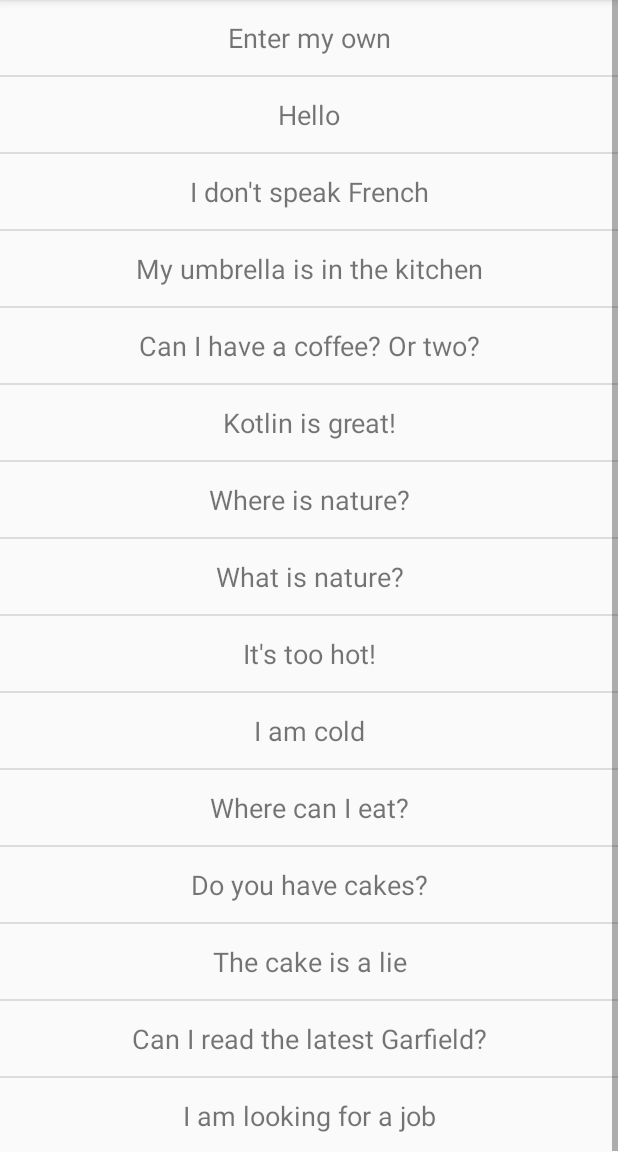
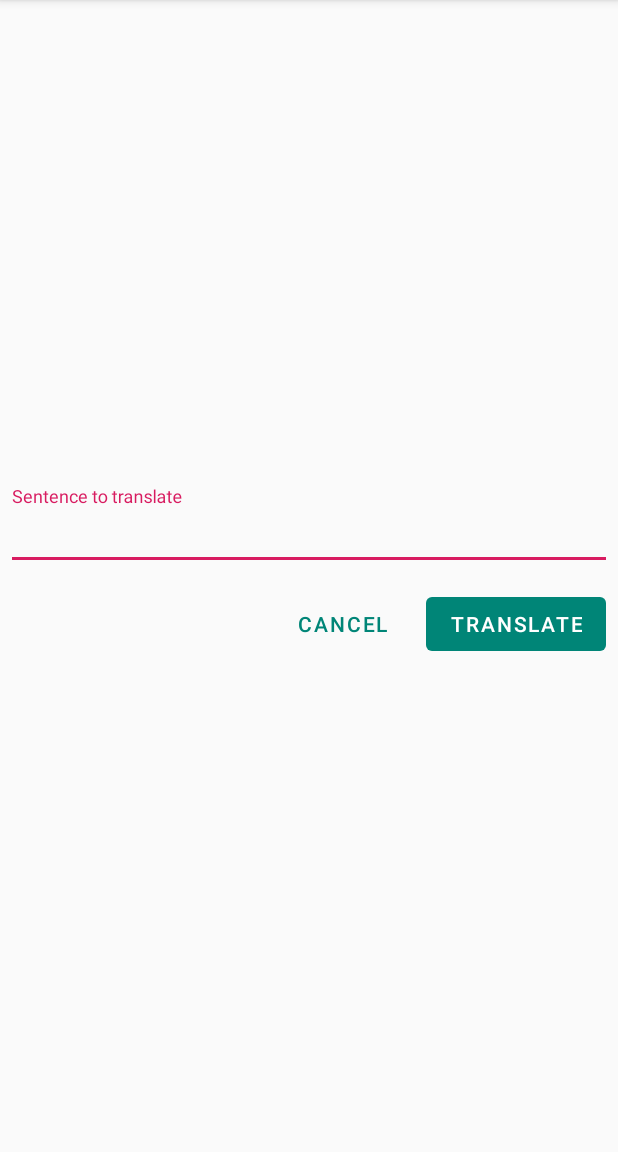
Before and after one commit to mfaust35/translation_dummy_mf, an Android app: the screen it shows after launch (SelectActivity before the commit, InputActivity after it), after a tap on "Enter my own", on a phone screen of 412 x 824 dp, the part 84-1236 px from its top. Run offline under Robolectric (Android 15) with nearby library versions, the phone set to English and light mode, and no system bars.

Commit message:
Add activity Input
---------------------
+ Modify activity Select to start activity Input on item `enterMyOwn`
clicked (+test)
+ Refactor alertTranslation to be accessible from both activities

```diff
--- a/app/build.gradle
+++ b/app/build.gradle
@@ -39,6 +39,7 @@ dependencies {
     androidTestImplementation 'com.android.support.test:rules:1.0.2'
     androidTestImplementation 'androidx.test:runner:1.2.0'
     androidTestImplementation 'androidx.test.espresso:espresso-core:3.2.0'
+    androidTestImplementation 'androidx.test.espresso:espresso-intents:3.2.0'
 }
 
 repositories {
--- a/app/src/main/AndroidManifest.xml
+++ b/app/src/main/AndroidManifest.xml
@@ -14,6 +14,8 @@
                 <category android:name="android.intent.category.LAUNCHER" />
             </intent-filter>
         </activity>
+        <activity android:name=".activities.InputActivity"
+                android:windowSoftInputMode="adjustResize" />
     </application>
 
 </manifest>
--- /dev/null
+++ b/app/src/main/java/com/faust/m/td/activities/InputActivity.kt
@@ -0,0 +1,58 @@
+package com.faust.m.td.activities
+
+import android.content.Context
+import android.os.Bundle
+import android.view.KeyEvent
+import android.view.inputmethod.EditorInfo
+import android.view.inputmethod.InputMethodManager
+import androidx.appcompat.app.AppCompatActivity
+import com.faust.m.td.R
+import com.faust.m.td.alertTranslation
+import kotlinx.android.synthetic.main.activity_input.*
+import mu.KotlinLogging
+
+class InputActivity: AppCompatActivity() {
+
+    private val logger = KotlinLogging.logger {}
+
+    override fun onCreate(savedInstanceState: Bundle?) {
+        super.onCreate(savedInstanceState)
+        setContentView(R.layout.activity_input)
+
+        sentence_edit_text.setOnEditorActionListener { textView, actionId, keyEvent ->
+            var handled = false
+            if (isActionDone(actionId) || isEnterKeyDownEvent(keyEvent)) {
+                val sentence = textView.text.toString()
+                logger.info { "sentence = \"$sentence\"" }
+                alertTranslation(sentence)
+                clearWindowForAlert()
+                handled = true
+            }
+            handled
+        }
+
+        translate_button.setOnClickListener {
+            val sentence = sentence_edit_text.text.toString()
+            alertTranslation(sentence)
+            clearWindowForAlert()
+        }
+
+        cancel_button.setOnClickListener {
+            finish()
+        }
+    }
+
+    private fun isActionDone(actionId: Int?): Boolean {
+        return EditorInfo.IME_ACTION_DONE == actionId
+    }
+
+    private fun isEnterKeyDownEvent(keyEvent: KeyEvent?): Boolean {
+        return KeyEvent.KEYCODE_ENTER == keyEvent?.keyCode && KeyEvent.ACTION_DOWN == keyEvent.action
+    }
+
+    private fun clearWindowForAlert() {
+        sentence_edit_text.clearFocus()
+        val inputMethodManager = getSystemService(Context.INPUT_METHOD_SERVICE) as InputMethodManager
+        inputMethodManager.hideSoftInputFromWindow(sentence_edit_text.windowToken, 0)
+    }
+}
--- a/app/src/main/java/com/faust/m/td/activities/SelectActivity.kt
+++ b/app/src/main/java/com/faust/m/td/activities/SelectActivity.kt
@@ -1,13 +1,12 @@
 package com.faust.m.td.activities
 
+import android.content.Intent
 import android.os.Bundle
 import android.widget.ArrayAdapter
 import androidx.appcompat.app.AppCompatActivity
 import com.faust.m.td.R
-import com.faust.m.td.Translator
+import com.faust.m.td.alertTranslation
 import kotlinx.android.synthetic.main.activity_select.*
-import org.jetbrains.anko.alert
-import org.jetbrains.anko.toast
 
 class SelectActivity: AppCompatActivity() {
 
@@ -22,22 +21,12 @@ class SelectActivity: AppCompatActivity() {
         selectListViewSentences.setOnItemClickListener { _, _, position, _ ->
             val tSentence = tAdapter.getItem(position) as String
             when (tSentence) {
-                getString(R.string.input_sentence) -> toast("This should display a custom input activity")
-                else -> {
-                    val tTranslator = Translator()
-                    val tTranslation = tTranslator.translate(tSentence)
-                    showTranslation(tSentence, tTranslation, tTranslator.toLanguage)
+                getString(R.string.input_sentence) -> {
+                    val intent = Intent(this, InputActivity::class.java)
+                    startActivity(intent)
                 }
+                else -> alertTranslation(tSentence)
             }
         }
     }
-
-    private fun showTranslation(pSentence: String, pTranslation: String, pToLanguage: String) {
-        val tTitle = getString(R.string.select_ac_dialog_translate_title)
-        val tMessage = getString(R.string.select_ac_dialog_translate_message,
-            pSentence, pToLanguage, pTranslation)
-        alert(tMessage, tTitle) {
-            positiveButton(R.string.select_ac_dialog_translate_positive_button) {  }
-        }.show()
-    }
 }
--- /dev/null
+++ b/app/src/main/res/layout/activity_input.xml
@@ -0,0 +1,50 @@
+<?xml version="1.0" encoding="utf-8"?>
+<LinearLayout xmlns:android="http://schemas.android.com/apk/res/android"
+        android:orientation="vertical"
+        android:gravity="center_vertical"
+        android:layout_width="match_parent"
+        android:layout_height="match_parent">
+
+    <com.google.android.material.textfield.TextInputLayout
+            android:layout_width="match_parent"
+            android:layout_height="wrap_content"
+            android:layout_margin="4dp"
+            android:hint="@string/input_hint_sentence_to_translate">
+
+        <com.google.android.material.textfield.TextInputEditText
+                android:id="@+id/sentence_edit_text"
+                android:layout_width="match_parent"
+                android:layout_height="wrap_content"
+                android:singleLine="true"
+                android:imeOptions="actionDone"/>
+
+    </com.google.android.material.textfield.TextInputLayout>
+
+    <RelativeLayout
+            android:layout_margin="8dp"
+            android:layout_width="match_parent"
+            android:layout_height="wrap_content">
+
+        <com.google.android.material.button.MaterialButton
+                style="@style/Widget.MaterialComponents.Button.UnelevatedButton"
+                android:id="@+id/translate_button"
+                android:layout_width="wrap_content"
+                android:layout_height="wrap_content"
+                android:layout_alignParentEnd="true"
+                android:layout_alignParentRight="true"
+                android:text="@string/input_translate" />
+
+        <com.google.android.material.button.MaterialButton
+                android:id="@+id/cancel_button"
+                style="@style/Widget.MaterialComponents.Button.TextButton"
+                android:layout_width="wrap_content"
+                android:layout_height="wrap_content"
+                android:layout_marginEnd="12dp"
+                android:layout_marginRight="12dp"
+                android:layout_toStartOf="@id/translate_button"
+                android:layout_toLeftOf="@id/translate_button"
+                android:text="@string/input_cancel" />
+
+    </RelativeLayout>
+
+</LinearLayout>
--- a/app/src/main/res/values/strings.xml
+++ b/app/src/main/res/values/strings.xml
@@ -18,9 +18,16 @@
 
     <string name="input_sentence">Enter my own</string>
 
-    <string name="test">Test <b>bold</b></string>
     <string name="select_ac_dialog_translate_title">Result</string>
     <string name="select_ac_dialog_translate_message">Translating \"%1$s\"\n\nIn %2$s, you should say:\n\"%3$s\"</string>
     <string name="select_ac_dialog_translate_positive_button">Thank you</string>
 
+    <string name="input_hint_sentence_to_translate">Sentence to translate</string>
+    <string name="input_translate">Translate</string>
+    <string name="input_cancel">Cancel</string>
+
+    <string name="unknown_translation1">I do not understand this particular sentence</string>
+    <string name="unknown_translation2">Are you sure this is a proper english sentence?</string>
+    <string name="unknown_translation3">Maybe something like \"Un lapin bleu et une olive\"?</string>
+
 </resources>
--- a/app/src/main/res/values/styles.xml
+++ b/app/src/main/res/values/styles.xml
@@ -1,7 +1,7 @@
 <resources>
 
     <!-- Base application theme. -->
-    <style name="AppTheme" parent="Theme.AppCompat.Light.DarkActionBar">
+    <style name="AppTheme" parent="Theme.MaterialComponents.Light.DarkActionBar.Bridge">
         <!-- Customize your theme here. -->
         <item name="colorPrimary">@color/colorPrimary</item>
         <item name="colorPrimaryDark">@color/colorPrimaryDark</item>
```
Also changed, not shown: app/src/main/java/com/faust/m/td/TranslationDelegate.kt (added, +38 -0 lines), 1 other file.
